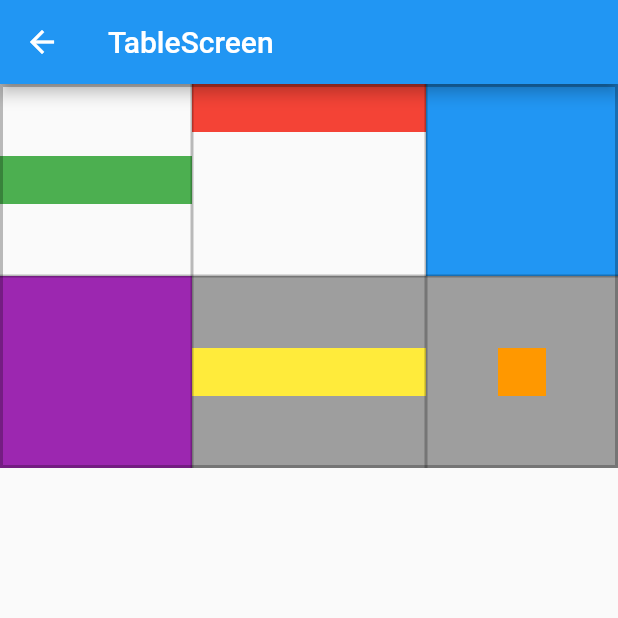
After one commit to xuin-net/Flutter_All_Widgets, a Flutter app: the TableScreen screen opened directly, on a phone screen of 412 x 824 dp, the top half of it. The commit adds this screen. Run offline on Flutter 3.47's test engine with Material 2 defaults, Android fonts, the phone set to English and light mode, and no system bars.

Commit message:
[Widgets] Finish learn Table widget

```diff
--- a/lib/data/metaData.dart
+++ b/lib/data/metaData.dart
@@ -5,6 +5,7 @@ import '../widgets/Layout.dart';
 import '../widgets/Wrap.dart';
 import '../widgets/Opacity.dart';
 import '../widgets/PageView.dart';
+import '../widgets/Table.dart';
 
 List<LearnWidget> widgets = [
   LearnWidget('SafeArea', SafeAreaScreen()),
@@ -12,4 +13,5 @@ List<LearnWidget> widgets = [
   LearnWidget('Wrap', WrapScreen()),
   LearnWidget('Opacity', OpacityScreen()),
   LearnWidget('PageView', PageViewScreen()),
+  LearnWidget('Table', TableScreen()),
 ];
--- /dev/null
+++ b/lib/widgets/Table.dart
@@ -0,0 +1,76 @@
+import 'package:flutter/material.dart';
+import 'package:flutter_all_widgets/data/metaData.dart';
+import 'Common.dart';
+
+class TableScreen extends CommonWidget {
+  @override
+  Widget build(BuildContext context) {
+    return Scaffold(
+        appBar: AppBar(
+          title: Text('TableScreen'),
+        ),
+        body: Table(
+          // border: TableBorder.all(),
+          border: TableBorder(
+            horizontalInside: BorderSide(width: 2.0, color: Colors.black26),
+            verticalInside: BorderSide(width: 2.0, color: Colors.black26),
+            left: BorderSide(width: 2.0, color: Colors.black26),
+            top: BorderSide(width: 2.0, color: Colors.black26),
+            right: BorderSide(width: 2.0, color: Colors.black26),
+            bottom: BorderSide(width: 2.0, color: Colors.black26),
+          ),
+          columnWidths: {
+            0: IntrinsicColumnWidth(),
+            1: FlexColumnWidth(),
+            2: FixedColumnWidth(128),
+          },
+          defaultVerticalAlignment: TableCellVerticalAlignment.middle,
+          children: [
+            TableRow(
+              children: [
+                Container(
+                  height: 32,
+                  color: Colors.green,
+                ),
+                TableCell(
+                  // verticalAlignment: TableCellVerticalAlignment.bottom,
+                  verticalAlignment: TableCellVerticalAlignment.top,
+                  child: Container(
+                    height: 32,
+                    width: 32,
+                    color: Colors.red,
+                  ),
+                ),
+                Container(
+                  height: 128,
+                  color: Colors.blue,
+                ),
+              ],
+            ),
+            TableRow(
+              decoration: BoxDecoration(
+                color: Colors.grey,
+              ),
+              children: [
+                Container(
+                  height: 128,
+                  width: 128,
+                  color: Colors.purple,
+                ),
+                Container(
+                  height: 32,
+                  color: Colors.yellow,
+                ),
+                Center(
+                  child: Container(
+                    height: 32,
+                    width: 32,
+                    color: Colors.orange,
+                  ),
+                ),
+              ],
+            ),
+          ],
+        ));
+  }
+}
```
